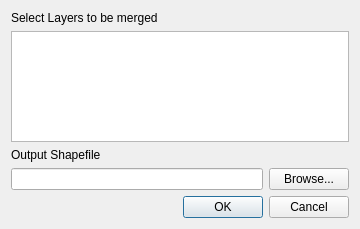
Before: the Qt Designer form forms/hcmgis_merge_form.ui in thangqd/HCMGIS, drawn with Qt 5.
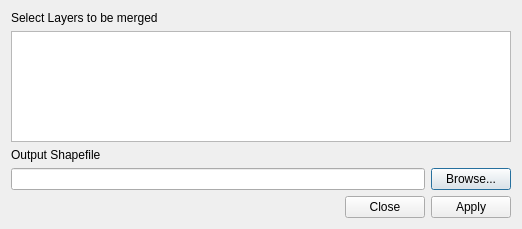
After: the same form once the commit is applied.

```diff
--- a/forms/hcmgis_merge_form.ui
+++ b/forms/hcmgis_merge_form.ui
@@ -12,7 +12,7 @@
    <rect>
     <x>0</x>
     <y>0</y>
-    <width>360</width>
+    <width>522</width>
     <height>229</height>
    </rect>
   </property>
@@ -71,7 +71,7 @@
       <enum>Qt::Horizontal</enum>
      </property>
      <property name="standardButtons">
-      <set>QDialogButtonBox::Cancel|QDialogButtonBox::Ok</set>
+      <set>QDialogButtonBox::Apply|QDialogButtonBox::Close</set>
      </property>
     </widget>
    </item>
```
Left out of the diff: 8 changed lines with no effect on the pictures.
